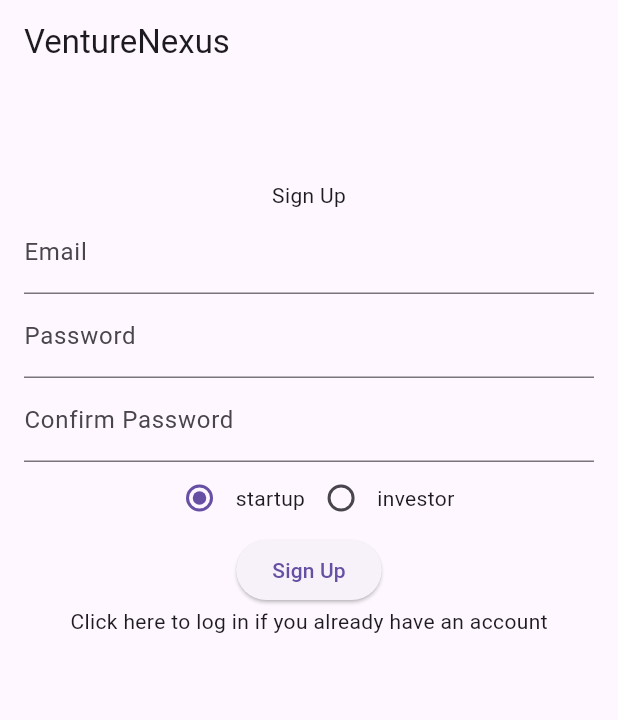
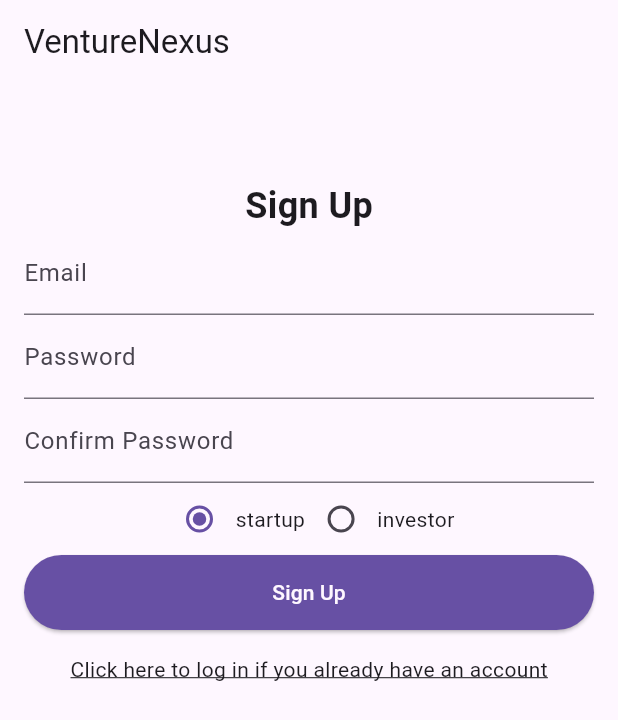
Before and after one commit to dubeyanant/startup, a Flutter app: the screen it shows after launch, on a phone screen of 412 x 824 dp. Shown: the top 720 px of the screen. Run offline on Flutter 3.47's test engine with Material 3 defaults, Android fonts, the light colour scheme and no system bars; our stand-ins replace flutter_riverpod, shared_preferences, sqflite; accounts and stored records are empty.

Commit message:
feat: made login ui a little better

```diff
--- a/lib/modules/login/screen/login_screen.dart
+++ b/lib/modules/login/screen/login_screen.dart
@@ -66,7 +66,13 @@ class _LoginScreenState extends ConsumerState<LoginScreen> {
                     );
                   }
                 },
-                child: Text(isLogin ? "Login" : "Sign Up"),
+                child: Text(
+                  isLogin ? "Login" : "Sign Up",
+                  style: const TextStyle(
+                    fontSize: 24,
+                    fontWeight: FontWeight.bold,
+                  ),
+                ),
               ),
               TextFormField(
                 controller: _emailController,
@@ -159,6 +165,10 @@ class _LoginScreenState extends ConsumerState<LoginScreen> {
                 ],
               ),
               ElevatedButton(
+                style: ElevatedButton.styleFrom(
+                  minimumSize: const Size.fromHeight(50),
+                  backgroundColor: Theme.of(context).primaryColor,
+                ),
                 onPressed: () async {
                   if (_formKey.currentState!.validate()) {
                     final email = _emailController.text;
@@ -233,8 +243,12 @@ class _LoginScreenState extends ConsumerState<LoginScreen> {
                     }
                   }
                 },
-                child: Text(isLogin ? "Login" : "Sign Up"),
+                child: Text(
+                  isLogin ? "Login" : "Sign Up",
+                  style: TextStyle(color: Theme.of(context).canvasColor),
+                ),
               ),
+              const SizedBox(height: 16),
               GestureDetector(
                 onTap: () {
                   _formKey.currentState?.reset();
@@ -247,6 +261,7 @@ class _LoginScreenState extends ConsumerState<LoginScreen> {
                   isLogin
                       ? "Click here to create an account"
                       : "Click here to log in if you already have an account",
+                  style: const TextStyle(decoration: TextDecoration.underline),
                 ),
               ),
             ],
```
